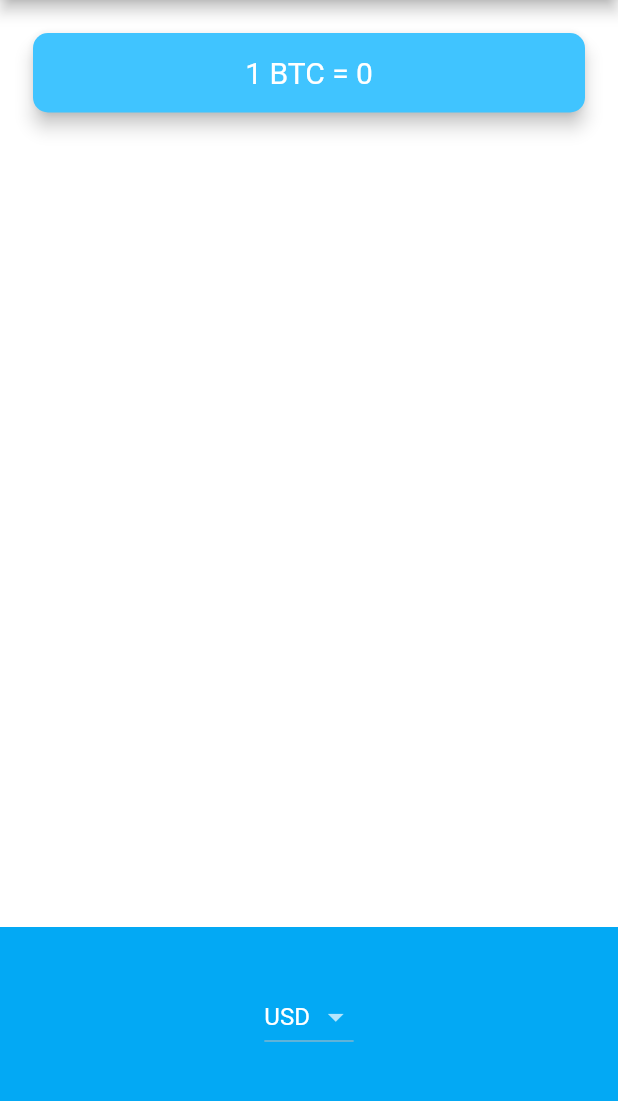
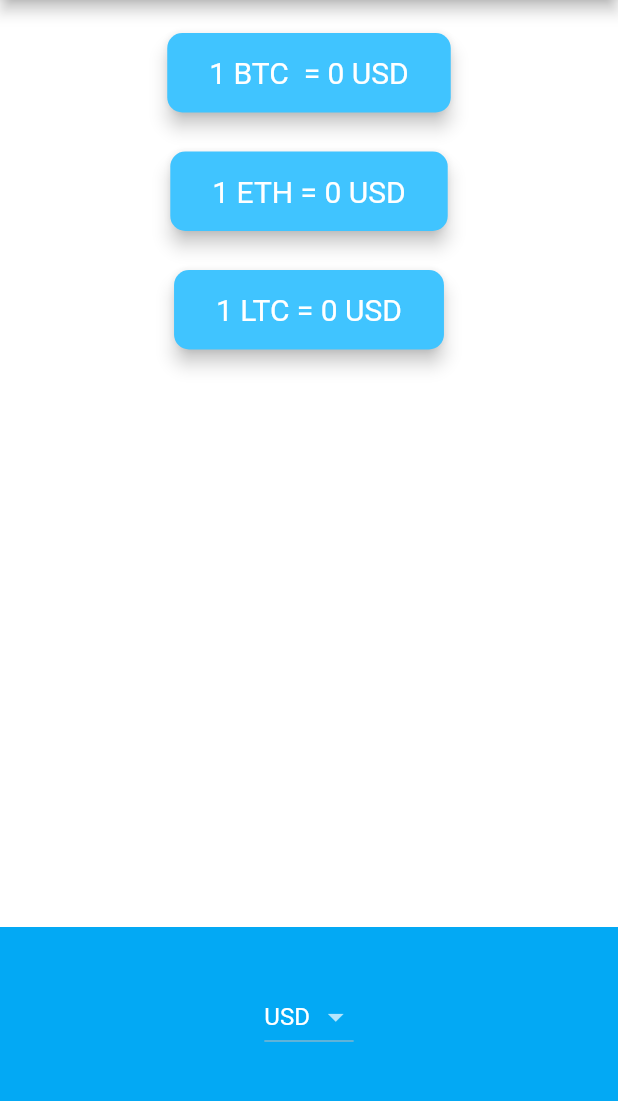
Before and after one commit to MominKhattar/Bitcoin_ticker, a Flutter app: the screen it shows after launch, on a phone screen of 412 x 824 dp, the part 84-1185 px from its top. Run offline on Flutter 3.47's test engine with Material 2 defaults, Android fonts, the phone set to English and light mode, and no system bars; network calls fail.

Commit message:
App Completed

```diff
--- a/lib/price_screen.dart
+++ b/lib/price_screen.dart
@@ -1,9 +1,13 @@
+import 'package:bitcoin_ticker/coin_data.dart';
 import 'package:bitcoin_ticker/services/network.dart';
 import 'package:bitcoin_ticker/utilities/dropDownAndriodIos.dart';
 import 'package:flutter/cupertino.dart';
 import 'package:flutter/material.dart';
 
-const apiKey = 'E0CB308A-B831-4785-BDC7-0637357FC5DE';
+
+// const apiKey = 'E0CB308A-B831-4785-BDC7-0637357FC5DE';
+
+const apiKey = 'E9169672-BB95-4CBA-9D9A-11ACA1E033C5';
 const bitcoinApi = 'https://rest.coinapi.io/v1/exchangerate';
 
 class PriceScreen extends StatefulWidget {
@@ -12,9 +16,12 @@ class PriceScreen extends StatefulWidget {
 }
 
 class _PriceScreenState extends State<PriceScreen> {
+  String currencySelected = "";
   String criptoName = "";
   String currencyName = "";
-  int rate = 0;
+  int rateBTC = 0;
+  int rateETH = 0;
+  int rateLTC = 0;
 
   String selectedCurrency = "USD";
 
@@ -22,30 +29,82 @@ class _PriceScreenState extends State<PriceScreen> {
 
   @override
   void initState() {
-    callGetData();
+    callGetDataBTC();
+    callGetDataETH();
+    callGetDataLTC();
     super.initState();
+
   }
 
-  void callGetData() async {
-    Map<String, dynamic> currencyData = await getdata();
-    updateUi(currencyData);
+// For BTC
+  void callGetDataBTC() async {
+    Map<String, dynamic> currencyData = await getdataBTC();
+    updateUiBTC(currencyData);
   }
 
-  Future<Map<String, dynamic>> getdata({selectedcurrency = "USD"}) async {
+  Future<Map<String, dynamic>> getdataBTC({selectedcurrency = "USD"}) async {
     NetworkHelper networkHelper =
         NetworkHelper(url: '$bitcoinApi/BTC/$selectedCurrency?apikey=$apiKey');
     var currencyData = await networkHelper.getData();
     return currencyData;
   }
 
-  void updateUi(Map<String, dynamic> currencyData) {
+  void updateUiBTC(Map<String, dynamic> currencyData) {
     setState(() {
       criptoName = currencyData['asset_id_base'];
       currencyName = currencyData['asset_id_quote'];
       double dobrate = currencyData['rate'];
-      rate = dobrate.toInt();
+      rateBTC = dobrate.toInt();
     });
   }
+
+  // for ETH
+
+  void callGetDataETH() async {
+    Map<String, dynamic> currencyData = await getdataETH();
+    updateUiETH(currencyData);
+  }
+
+  Future<Map<String, dynamic>> getdataETH({selectedcurrency = "USD"}) async {
+    NetworkHelper networkHelper =
+    NetworkHelper(url: '$bitcoinApi/ETH/$selectedCurrency?apikey=$apiKey');
+    var currencyData = await networkHelper.getData();
+    return currencyData;
+  }
+
+  void updateUiETH(Map<String, dynamic> currencyData) {
+    setState(() {
+      criptoName = currencyData['asset_id_base'];
+      currencyName = currencyData['asset_id_quote'];
+      double dobrate = currencyData['rate'];
+      rateETH = dobrate.toInt();
+    });
+  }
+
+ // for LTC
+
+  void callGetDataLTC() async {
+    Map<String, dynamic> currencyData = await getdataLTC();
+    updateUiLTC(currencyData);
+  }
+
+  Future<Map<String, dynamic>> getdataLTC({selectedcurrency = "USD"}) async {
+    NetworkHelper networkHelper =
+    NetworkHelper(url: '$bitcoinApi/LTC/$selectedCurrency?apikey=$apiKey');
+    var currencyData = await networkHelper.getData();
+    return currencyData;
+  }
+
+  void updateUiLTC(Map<String, dynamic> currencyData) {
+    setState(() {
+      criptoName = currencyData['asset_id_base'];
+      currencyName = currencyData['asset_id_quote'];
+      double dobrate = currencyData['rate'];
+      rateLTC = dobrate.toInt();
+    });
+  }
+
+
 
   @override
   Widget build(BuildContext context) {
@@ -57,6 +116,9 @@ class _PriceScreenState extends State<PriceScreen> {
         mainAxisAlignment: MainAxisAlignment.spaceBetween,
         crossAxisAlignment: CrossAxisAlignment.stretch,
         children: <Widget>[
+          Column(
+            children: [
+
               Padding(
                 padding: EdgeInsets.fromLTRB(18.0, 18.0, 18.0, 0),
                 child: Card(
@@ -66,9 +128,34 @@ class _PriceScreenState extends State<PriceScreen> {
                     borderRadius: BorderRadius.circular(10.0),
                   ),
                   child: Padding(
-                padding: EdgeInsets.symmetric(vertical: 15.0, horizontal: 28.0),
+                    padding:
+                        EdgeInsets.symmetric(vertical: 15.0, horizontal: 28.0),
                     child: Text(
-                  '1 BTC = $rate $currencyName',
+
+                      '1 ${cryptoList[0]}  = $rateBTC $selectedCurrency',
+                      textAlign: TextAlign.center,
+                      style: TextStyle(
+                        fontSize: 20.0,
+                        color: Colors.white,
+                      ),
+                    ),
+                  ),
+                ),
+              ),
+
+              Padding(
+                padding: EdgeInsets.fromLTRB(18.0, 18.0, 18.0, 0),
+                child: Card(
+                  color: Colors.lightBlueAccent,
+                  elevation: 5.0,
+                  shape: RoundedRectangleBorder(
+                    borderRadius: BorderRadius.circular(10.0),
+                  ),
+                  child: Padding(
+                    padding:
+                    EdgeInsets.symmetric(vertical: 15.0, horizontal: 28.0),
+                    child: Text(
+                      '1 ${cryptoList[1]} = $rateETH $selectedCurrency',
                       textAlign: TextAlign.center,
                       style: TextStyle(
                         fontSize: 20.0,
@@ -80,9 +167,36 @@ class _PriceScreenState extends State<PriceScreen> {
               ),
 
 
-          //Forr Andriod
+              Padding(
+                padding: EdgeInsets.fromLTRB(18.0, 18.0, 18.0, 0),
+                child: Card(
+                  color: Colors.lightBlueAccent,
+                  elevation: 5.0,
+                  shape: RoundedRectangleBorder(
+                    borderRadius: BorderRadius.circular(10.0),
+                  ),
+                  child: Padding(
+                    padding:
+                    EdgeInsets.symmetric(vertical: 15.0, horizontal: 28.0),
+                    child: Text(
+                          '1 ${cryptoList[2]} = $rateLTC $selectedCurrency',
+                      textAlign: TextAlign.center,
+                      style: TextStyle(
+                        fontSize: 20.0,
+                        color: Colors.white,
+                      ),
+                    ),
+                  ),
+                ),
+              ),
 
 
+
+
+
+              //For Andriod
+            ],
+          ),
           Container(
             height: 150.0,
             alignment: Alignment.center,
@@ -92,9 +206,12 @@ class _PriceScreenState extends State<PriceScreen> {
               selectedCurrency: selectedCurrency,
               onChanged: (value) async {
                 selectedCurrency = value;
-                var currencData =
-                    await getdata(selectedcurrency: selectedCurrency);
-                updateUi(currencData);
+                var currencData = await getdataBTC(selectedcurrency: selectedCurrency);
+                updateUiBTC(currencData);
+                var eth =  await getdataETH(selectedcurrency: selectedCurrency);
+                updateUiETH(eth);
+                var ltc = await getdataLTC(selectedcurrency: selectedCurrency);
+                updateUiLTC(ltc);
                 setState(
                   () {},
                 );
@@ -103,17 +220,26 @@ class _PriceScreenState extends State<PriceScreen> {
           ),
 
           // for Iphone
-          //
+
           // Container(
           //   height: 150.0,
           //   alignment: Alignment.center,
           //   padding: EdgeInsets.only(bottom: 30.0),
           //   color: Colors.lightBlue,
-          //   child: dropDownforAndriodIos.getIosDropDown(),
+          //   child: dropDownforAndriodIos.getIosDropDown(onSelectedItemChanged: (selectedIndex) async {
+          //    int  selectedCurrencyIndex = selectedIndex;
+          //      String selectedcurrency = currenciesList[selectedCurrencyIndex];
+          //      currencySelected = selectedcurrency;
+          //      var currencyData = await getdata(selectedcurrency: selectedcurrency);
+          //      updateUi(currencyData);
+          //      setState(() {
+          //
+          //      });
+          //   },),
           // ),
-
         ],
       ),
     );
+
   }
 }
```
Also changed, not shown: lib/utilities/dropDownAndriodIos.dart (+9 -4 lines). Lines whose indentation alone changed are shown as unchanged.
